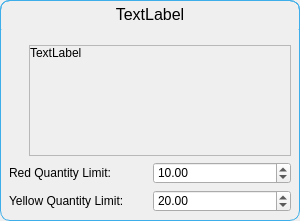
TheCodingJsoftware/Invigo, file ui/set_custom_limit_dialog.ui: the form before one commit.
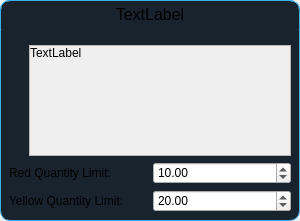
The form after the commit.

Patch:
```diff
--- a/ui/set_custom_limit_dialog.ui
+++ b/ui/set_custom_limit_dialog.ui
@@ -44,6 +44,7 @@
 	border-top-right-radius:10px;
 	border-bottom-right-radius:10px;
 	border: 1px solid #3daee9;
+	background-color: #19232D;
 }</string>
      </property>
      <layout class="QVBoxLayout" name="verticalLayout_3" stretch="0,0">
```
